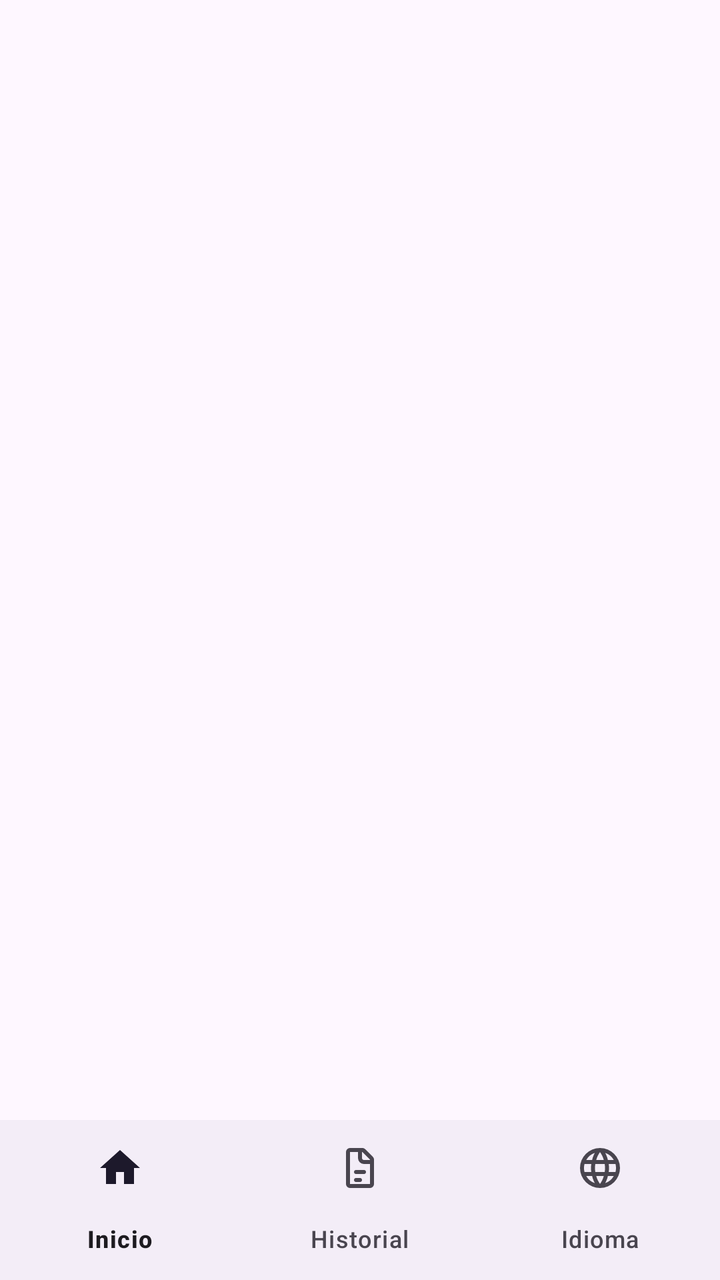
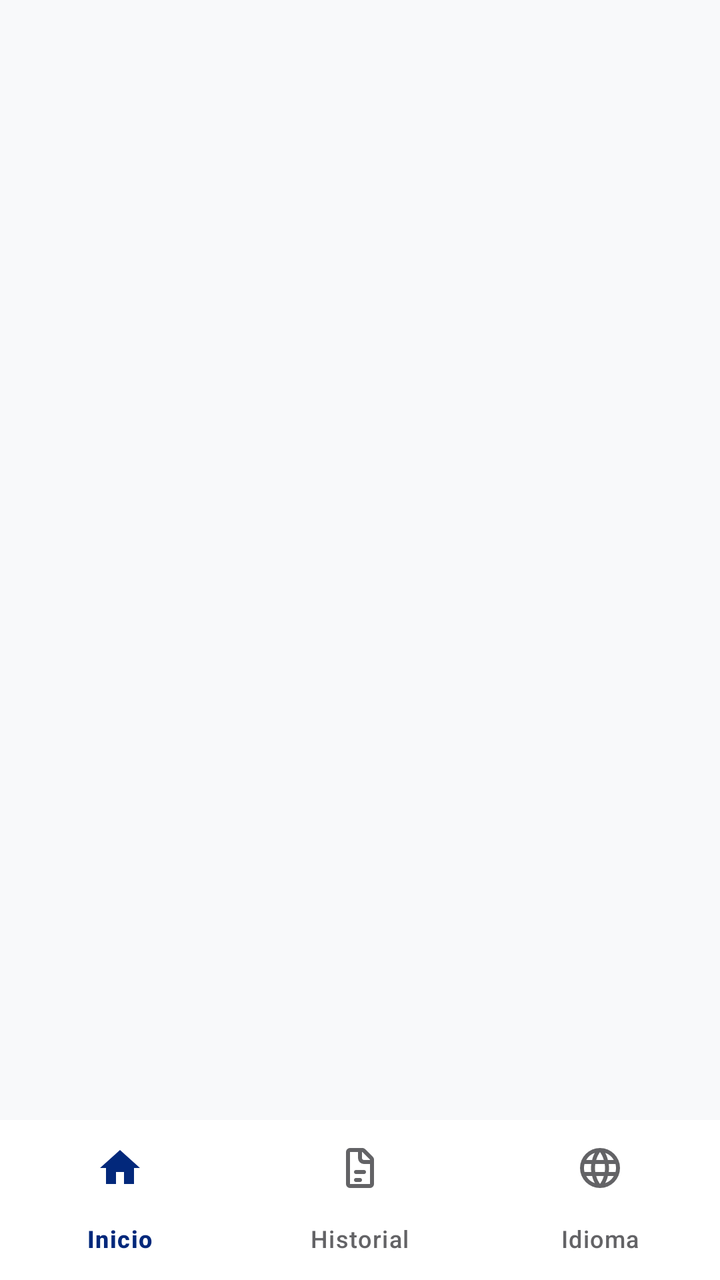

Two renders of the same Android screen: before a commit and after it. Below are the layout's source before the change and the commit's diff.
<!-- AndroidManifest.xml: application theme Theme.AlertBLO -->
<!-- res/layout/activity_main.xml -->
<?xml version="1.0" encoding="utf-8"?>
<LinearLayout xmlns:android="http://schemas.android.com/apk/res/android"
    xmlns:app="http://schemas.android.com/apk/res-auto"
    android:layout_width="match_parent"
    android:layout_height="match_parent"
    android:gravity="center_horizontal"
    android:orientation="vertical"
    android:background="@color/fondo" >

    <FrameLayout
        android:layout_width="match_parent"
        android:layout_height="0dp"
        android:id="@+id/contenedor_fragmentos"
        android:layout_weight="1" />

    <com.google.android.material.bottomnavigation.BottomNavigationView
        android:layout_width="match_parent"
        android:layout_height="wrap_content"
        android:id="@+id/btn_navegacion"
        app:menu="@menu/btn_nav_menu" />

</LinearLayout>
<!-- resources referenced by this layout -->
<resources>
  <style name="Theme.AlertBLO" parent="Base.Theme.AlertBLO" />
  <style name="Base.Theme.AlertBLO" parent="Theme.Material3.DayNight.NoActionBar">
          
          
      </style>
</resources>

<!-- the commit's change to res/layout/activity_main.xml (unified diff, before → after) -->
@@ -17,6 +17,9 @@
         android:layout_width="match_parent"
         android:layout_height="wrap_content"
         android:id="@+id/btn_navegacion"
-        app:menu="@menu/btn_nav_menu" />
+        android:background="@color/blanco"
+        app:menu="@menu/btn_nav_menu"
+        app:itemIconTint="@color/nav_selector"
+        app:itemTextColor="@color/nav_selector" />
 
 </LinearLayout>
<!-- resource entries referenced after the edit -->
@@ -1,5 +1,7 @@
 <!-- resources referenced by this layout -->
 <resources>
+  <color name="blanco">#FFFFFF</color>
+  <color name="fondo">#F8F9FA</color>
   <style name="Theme.AlertBLO" parent="Base.Theme.AlertBLO" />
   <style name="Base.Theme.AlertBLO" parent="Theme.Material3.DayNight.NoActionBar">
           
